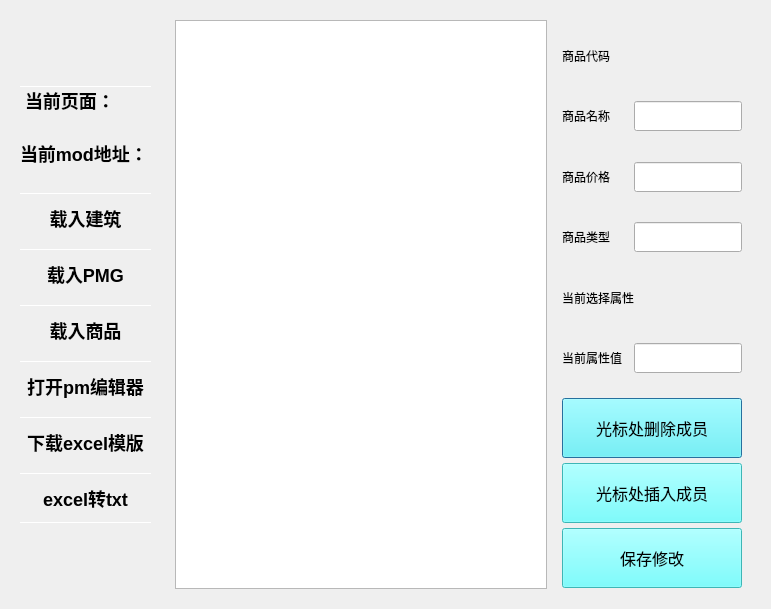
Pactivsa/V3-Edit, file UI/main.ui: the form before one commit.
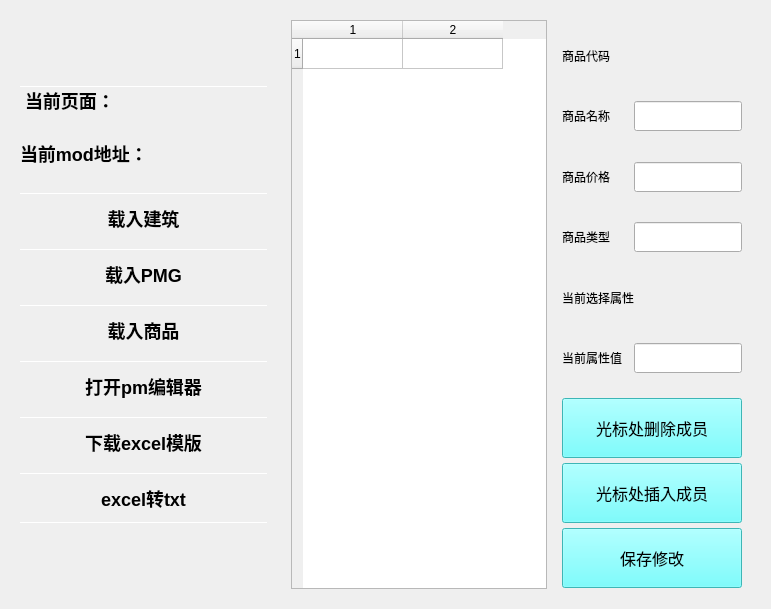
The form after the commit. The open tabs and pages were chosen to show the change. Icons and pictures are not drawn.

The edit to the form file:
```diff
--- a/UI/main.ui
+++ b/UI/main.ui
@@ -22,7 +22,298 @@
   <property name="styleSheet">
    <string notr="true">QDialog{background-image: url(:/图片1.jpg);border-radius:15px}</string>
   </property>
-  <layout class="QGridLayout" name="gridLayout" columnstretch="1,4">
+  <layout class="QGridLayout" name="gridLayout" columnstretch="1,0">
+   <item row="0" column="0">
+    <widget class="QStackedWidget" name="stackedWidget_2">
+     <property name="sizePolicy">
+      <sizepolicy hsizetype="Minimum" vsizetype="Preferred">
+       <horstretch>0</horstretch>
+       <verstretch>0</verstretch>
+      </sizepolicy>
+     </property>
+     <property name="styleSheet">
+      <string notr="true"/>
+     </property>
+     <widget class="QWidget" name="Page1">
+      <property name="styleSheet">
+       <string notr="true">Qwidget{background-image: url(:/图片1.jpg);}</string>
+      </property>
+      <layout class="QVBoxLayout" name="verticalLayout_2">
+       <property name="sizeConstraint">
+        <enum>QLayout::SetDefaultConstraint</enum>
+       </property>
+       <item>
+        <spacer name="verticalSpacer_4">
+         <property name="orientation">
+          <enum>Qt::Vertical</enum>
+         </property>
+         <property name="sizeHint" stdset="0">
+          <size>
+           <width>20</width>
+           <height>40</height>
+          </size>
+         </property>
+        </spacer>
+       </item>
+       <item>
+        <widget class="QLabel" name="label_3">
+         <property name="styleSheet">
+          <string notr="true">border-top:1px solid white;
+        font-size:18px;
+        font-weight:700;
+        font-family: &quot;Helvetica Neue&quot;, Helvetica, Arial, sans-serif;</string>
+         </property>
+         <property name="text">
+          <string>当前页面：</string>
+         </property>
+        </widget>
+       </item>
+       <item>
+        <widget class="QLabel" name="label_11">
+         <property name="text">
+          <string/>
+         </property>
+        </widget>
+       </item>
+       <item>
+        <widget class="QLabel" name="label_12">
+         <property name="styleSheet">
+          <string notr="true">        font-size:18px;
+        font-family: &quot;Helvetica Neue&quot;, Helvetica, Arial, sans-serif;
+        font-weight:700;</string>
+         </property>
+         <property name="text">
+          <string>当前mod地址：</string>
+         </property>
+        </widget>
+       </item>
+       <item>
+        <widget class="QLabel" name="label_13">
+         <property name="text">
+          <string/>
+         </property>
+        </widget>
+       </item>
+       <item>
+        <widget class="QPushButton" name="pushButton_5">
+         <property name="sizePolicy">
+          <sizepolicy hsizetype="Minimum" vsizetype="Fixed">
+           <horstretch>0</horstretch>
+           <verstretch>0</verstretch>
+          </sizepolicy>
+         </property>
+         <property name="minimumSize">
+          <size>
+           <width>0</width>
+           <height>50</height>
+          </size>
+         </property>
+         <property name="styleSheet">
+          <string notr="true">QPushButton{
+border:none;        
+
+border-top:1px solid white;
+        font-size:18px;
+        font-weight:700;
+        font-family: &quot;Helvetica Neue&quot;, Helvetica, Arial, sans-serif;}
+QPushButton::hover
+{
+background-color : rgb(60, 73, 255);
+color:white
+}
+</string>
+         </property>
+         <property name="text">
+          <string>载入建筑</string>
+         </property>
+        </widget>
+       </item>
+       <item>
+        <widget class="QPushButton" name="pushButton_6">
+         <property name="sizePolicy">
+          <sizepolicy hsizetype="Minimum" vsizetype="Fixed">
+           <horstretch>0</horstretch>
+           <verstretch>0</verstretch>
+          </sizepolicy>
+         </property>
+         <property name="minimumSize">
+          <size>
+           <width>0</width>
+           <height>50</height>
+          </size>
+         </property>
+         <property name="styleSheet">
+          <string notr="true">QPushButton{
+border:none;        
+
+border-top:1px solid white;
+        font-size:18px;
+        font-weight:700;
+        font-family: &quot;Helvetica Neue&quot;, Helvetica, Arial, sans-serif;}
+QPushButton::hover
+{
+background-color : rgb(60, 73, 255);
+color:white
+}
+</string>
+         </property>
+         <property name="text">
+          <string>载入PMG</string>
+         </property>
+        </widget>
+       </item>
+       <item>
+        <widget class="QPushButton" name="pushButton_4">
+         <property name="sizePolicy">
+          <sizepolicy hsizetype="Minimum" vsizetype="Fixed">
+           <horstretch>0</horstretch>
+           <verstretch>0</verstretch>
+          </sizepolicy>
+         </property>
+         <property name="minimumSize">
+          <size>
+           <width>0</width>
+           <height>50</height>
+          </size>
+         </property>
+         <property name="styleSheet">
+          <string notr="true">QPushButton{
+border:none;        
+
+border-top:1px solid white;
+        font-size:18px;
+        font-weight:700;
+        font-family: &quot;Helvetica Neue&quot;, Helvetica, Arial, sans-serif;}
+QPushButton::hover
+{
+background-color : rgb(60, 73, 255);
+color:white
+}
+</string>
+         </property>
+         <property name="text">
+          <string>载入商品</string>
+         </property>
+        </widget>
+       </item>
+       <item>
+        <widget class="QPushButton" name="pushButton_7">
+         <property name="sizePolicy">
+          <sizepolicy hsizetype="Minimum" vsizetype="Fixed">
+           <horstretch>0</horstretch>
+           <verstretch>0</verstretch>
+          </sizepolicy>
+         </property>
+         <property name="minimumSize">
+          <size>
+           <width>0</width>
+           <height>50</height>
+          </size>
+         </property>
+         <property name="styleSheet">
+          <string notr="true">QPushButton{
+border:none;        
+
+border-top:1px solid white;
+        font-size:18px;
+        font-weight:700;
+        font-family: &quot;Helvetica Neue&quot;, Helvetica, Arial, sans-serif;}
+QPushButton::hover
+{
+background-color : rgb(60, 73, 255);
+color:white
+}
+</string>
+         </property>
+         <property name="text">
+          <string>打开pm编辑器</string>
+         </property>
+        </widget>
+       </item>
+       <item>
+        <widget class="QPushButton" name="pushButton_8">
+         <property name="sizePolicy">
+          <sizepolicy hsizetype="Minimum" vsizetype="Fixed">
+           <horstretch>0</horstretch>
+           <verstretch>0</verstretch>
+          </sizepolicy>
+         </property>
+         <property name="minimumSize">
+          <size>
+           <width>0</width>
+           <height>50</height>
+          </size>
+         </property>
+         <property name="styleSheet">
+          <string notr="true">QPushButton{
+border:none;        
+border-top:1px solid white;
+        font-size:18px;
+        font-weight:700;
+        font-family: &quot;Helvetica Neue&quot;, Helvetica, Arial, sans-serif;}
+QPushButton::hover
+{
+background-color : rgb(60, 73, 255);
+color:white
+}
+</string>
+         </property>
+         <property name="text">
+          <string>下载excel模版</string>
+         </property>
+        </widget>
+       </item>
+       <item>
+        <widget class="QPushButton" name="pushButton_9">
+         <property name="sizePolicy">
+          <sizepolicy hsizetype="Minimum" vsizetype="Fixed">
+           <horstretch>0</horstretch>
+           <verstretch>0</verstretch>
+          </sizepolicy>
+         </property>
+         <property name="minimumSize">
+          <size>
+           <width>0</width>
+           <height>50</height>
+          </size>
+         </property>
+         <property name="styleSheet">
+          <string notr="true">QPushButton{
+border:none;        
+		border-bottom:1px solid white;
+border-top:1px solid white;
+        font-size:18px;
+        font-weight:700;
+        font-family: &quot;Helvetica Neue&quot;, Helvetica, Arial, sans-serif;}
+QPushButton::hover
+{
+background-color : rgb(60, 73, 255);
+color:white
+}
+</string>
+         </property>
+         <property name="text">
+          <string>excel转txt</string>
+         </property>
+        </widget>
+       </item>
+       <item>
+        <spacer name="verticalSpacer_5">
+         <property name="orientation">
+          <enum>Qt::Vertical</enum>
+         </property>
+         <property name="sizeHint" stdset="0">
+          <size>
+           <width>20</width>
+           <height>40</height>
+          </size>
+         </property>
+        </spacer>
+       </item>
+      </layout>
+     </widget>
+    </widget>
+   </item>
    <item row="0" column="1">
     <layout class="QHBoxLayout" name="horizontalLayout_2">
      <item>
@@ -37,23 +328,11 @@
        </property>
        <widget class="QWidget" name="goods">
         <layout class="QGridLayout" name="gridLayout_2" columnstretch="2,0">
-         <item row="0" column="0">
-          <layout class="QVBoxLayout" name="verticalLayout_3" stretch="0">
-           <item>
-            <widget class="QTableWidget" name="tableWidget">
-             <property name="styleSheet">
-              <string notr="true">background-image: url(:/780.jpg);</string>
-             </property>
-            </widget>
-           </item>
-          </layout>
-         </item>
          <item row="0" column="1">
-          <widget class="QStackedWidget" name="stackedWidget">
+          <widget class="QWidget" name="widget" native="true">
            <property name="styleSheet">
             <string notr="true"/>
            </property>
-           <widget class="QWidget" name="Page1_2">
             <layout class="QVBoxLayout" name="verticalLayout_5" stretch="0,1,1,1">
              <property name="spacing">
               <number>5</number>
@@ -332,6 +611,21 @@
              </item>
             </layout>
            </widget>
+         </item>
+         <item row="0" column="0">
+          <widget class="QTableWidget" name="tableWidget_2">
+           <property name="styleSheet">
+            <string notr="true">background-image: url(:/780.jpg);</string>
+           </property>
+           <property name="rowCount">
+            <number>1</number>
+           </property>
+           <property name="columnCount">
+            <number>2</number>
+           </property>
+           <row/>
+           <column/>
+           <column/>
           </widget>
          </item>
         </layout>
@@ -907,297 +1201,6 @@
      </item>
     </layout>
    </item>
-   <item row="0" column="0">
-    <widget class="QStackedWidget" name="stackedWidget_2">
-     <property name="sizePolicy">
-      <sizepolicy hsizetype="Minimum" vsizetype="Preferred">
-       <horstretch>0</horstretch>
-       <verstretch>0</verstretch>
-      </sizepolicy>
-     </property>
-     <property name="styleSheet">
-      <string notr="true"/>
-     </property>
-     <widget class="QWidget" name="Page1">
-      <property name="styleSheet">
-       <string notr="true">Qwidget{background-image: url(:/图片1.jpg);}</string>
-      </property>
-      <layout class="QVBoxLayout" name="verticalLayout_2">
-       <property name="sizeConstraint">
-        <enum>QLayout::SetDefaultConstraint</enum>
-       </property>
-       <item>
-        <spacer name="verticalSpacer_4">
-         <property name="orientation">
-          <enum>Qt::Vertical</enum>
-         </property>
-         <property name="sizeHint" stdset="0">
-          <size>
-           <width>20</width>
-           <height>40</height>
-          </size>
-         </property>
-        </spacer>
-       </item>
-       <item>
-        <widget class="QLabel" name="label_3">
-         <property name="styleSheet">
-          <string notr="true">border-top:1px solid white;
-        font-size:18px;
-        font-weight:700;
-        font-family: &quot;Helvetica Neue&quot;, Helvetica, Arial, sans-serif;</string>
-         </property>
-         <property name="text">
-          <string>当前页面：</string>
-         </property>
-        </widget>
-       </item>
-       <item>
-        <widget class="QLabel" name="label_11">
-         <property name="text">
-          <string/>
-         </property>
-        </widget>
-       </item>
-       <item>
-        <widget class="QLabel" name="label_12">
-         <property name="styleSheet">
-          <string notr="true">        font-size:18px;
-        font-family: &quot;Helvetica Neue&quot;, Helvetica, Arial, sans-serif;
-        font-weight:700;</string>
-         </property>
-         <property name="text">
-          <string>当前mod地址：</string>
-         </property>
-        </widget>
-       </item>
-       <item>
-        <widget class="QLabel" name="label_13">
-         <property name="text">
-          <string/>
-         </property>
-        </widget>
-       </item>
-       <item>
-        <widget class="QPushButton" name="pushButton_5">
-         <property name="sizePolicy">
-          <sizepolicy hsizetype="Minimum" vsizetype="Fixed">
-           <horstretch>0</horstretch>
-           <verstretch>0</verstretch>
-          </sizepolicy>
-         </property>
-         <property name="minimumSize">
-          <size>
-           <width>0</width>
-           <height>50</height>
-          </size>
-         </property>
-         <property name="styleSheet">
-          <string notr="true">QPushButton{
-border:none;        
-
-border-top:1px solid white;
-        font-size:18px;
-        font-weight:700;
-        font-family: &quot;Helvetica Neue&quot;, Helvetica, Arial, sans-serif;}
-QPushButton::hover
-{
-background-color : rgb(60, 73, 255);
-color:white
-}
-</string>
-         </property>
-         <property name="text">
-          <string>载入建筑</string>
-         </property>
-        </widget>
-       </item>
-       <item>
-        <widget class="QPushButton" name="pushButton_6">
-         <property name="sizePolicy">
-          <sizepolicy hsizetype="Minimum" vsizetype="Fixed">
-           <horstretch>0</horstretch>
-           <verstretch>0</verstretch>
-          </sizepolicy>
-         </property>
-         <property name="minimumSize">
-          <size>
-           <width>0</width>
-           <height>50</height>
-          </size>
-         </property>
-         <property name="styleSheet">
-          <string notr="true">QPushButton{
-border:none;        
-
-border-top:1px solid white;
-        font-size:18px;
-        font-weight:700;
-        font-family: &quot;Helvetica Neue&quot;, Helvetica, Arial, sans-serif;}
-QPushButton::hover
-{
-background-color : rgb(60, 73, 255);
-color:white
-}
-</string>
-         </property>
-         <property name="text">
-          <string>载入PMG</string>
-         </property>
-        </widget>
-       </item>
-       <item>
-        <widget class="QPushButton" name="pushButton_4">
-         <property name="sizePolicy">
-          <sizepolicy hsizetype="Minimum" vsizetype="Fixed">
-           <horstretch>0</horstretch>
-           <verstretch>0</verstretch>
-          </sizepolicy>
-         </property>
-         <property name="minimumSize">
-          <size>
-           <width>0</width>
-           <height>50</height>
-          </size>
-         </property>
-         <property name="styleSheet">
-          <string notr="true">QPushButton{
-border:none;        
-
-border-top:1px solid white;
-        font-size:18px;
-        font-weight:700;
-        font-family: &quot;Helvetica Neue&quot;, Helvetica, Arial, sans-serif;}
-QPushButton::hover
-{
-background-color : rgb(60, 73, 255);
-color:white
-}
-</string>
-         </property>
-         <property name="text">
-          <string>载入商品</string>
-         </property>
-        </widget>
-       </item>
-       <item>
-        <widget class="QPushButton" name="pushButton_7">
-         <property name="sizePolicy">
-          <sizepolicy hsizetype="Minimum" vsizetype="Fixed">
-           <horstretch>0</horstretch>
-           <verstretch>0</verstretch>
-          </sizepolicy>
-         </property>
-         <property name="minimumSize">
-          <size>
-           <width>0</width>
-           <height>50</height>
-          </size>
-         </property>
-         <property name="styleSheet">
-          <string notr="true">QPushButton{
-border:none;        
-
-border-top:1px solid white;
-        font-size:18px;
-        font-weight:700;
-        font-family: &quot;Helvetica Neue&quot;, Helvetica, Arial, sans-serif;}
-QPushButton::hover
-{
-background-color : rgb(60, 73, 255);
-color:white
-}
-</string>
-         </property>
-         <property name="text">
-          <string>打开pm编辑器</string>
-         </property>
-        </widget>
-       </item>
-       <item>
-        <widget class="QPushButton" name="pushButton_8">
-         <property name="sizePolicy">
-          <sizepolicy hsizetype="Minimum" vsizetype="Fixed">
-           <horstretch>0</horstretch>
-           <verstretch>0</verstretch>
-          </sizepolicy>
-         </property>
-         <property name="minimumSize">
-          <size>
-           <width>0</width>
-           <height>50</height>
-          </size>
-         </property>
-         <property name="styleSheet">
-          <string notr="true">QPushButton{
-border:none;        
-border-top:1px solid white;
-        font-size:18px;
-        font-weight:700;
-        font-family: &quot;Helvetica Neue&quot;, Helvetica, Arial, sans-serif;}
-QPushButton::hover
-{
-background-color : rgb(60, 73, 255);
-color:white
-}
-</string>
-         </property>
-         <property name="text">
-          <string>下载excel模版</string>
-         </property>
-        </widget>
-       </item>
-       <item>
-        <widget class="QPushButton" name="pushButton_9">
-         <property name="sizePolicy">
-          <sizepolicy hsizetype="Minimum" vsizetype="Fixed">
-           <horstretch>0</horstretch>
-           <verstretch>0</verstretch>
-          </sizepolicy>
-         </property>
-         <property name="minimumSize">
-          <size>
-           <width>0</width>
-           <height>50</height>
-          </size>
-         </property>
-         <property name="styleSheet">
-          <string notr="true">QPushButton{
-border:none;        
-		border-bottom:1px solid white;
-border-top:1px solid white;
-        font-size:18px;
-        font-weight:700;
-        font-family: &quot;Helvetica Neue&quot;, Helvetica, Arial, sans-serif;}
-QPushButton::hover
-{
-background-color : rgb(60, 73, 255);
-color:white
-}
-</string>
-         </property>
-         <property name="text">
-          <string>excel转txt</string>
-         </property>
-        </widget>
-       </item>
-       <item>
-        <spacer name="verticalSpacer_5">
-         <property name="orientation">
-          <enum>Qt::Vertical</enum>
-         </property>
-         <property name="sizeHint" stdset="0">
-          <size>
-           <width>20</width>
-           <height>40</height>
-          </size>
-         </property>
-        </spacer>
-       </item>
-      </layout>
-     </widget>
-    </widget>
-   </item>
   </layout>
  </widget>
  <resources>
```
Left out of the diff: 2 changed lines with no effect on the pictures. Lines whose indentation alone changed are shown as unchanged.
